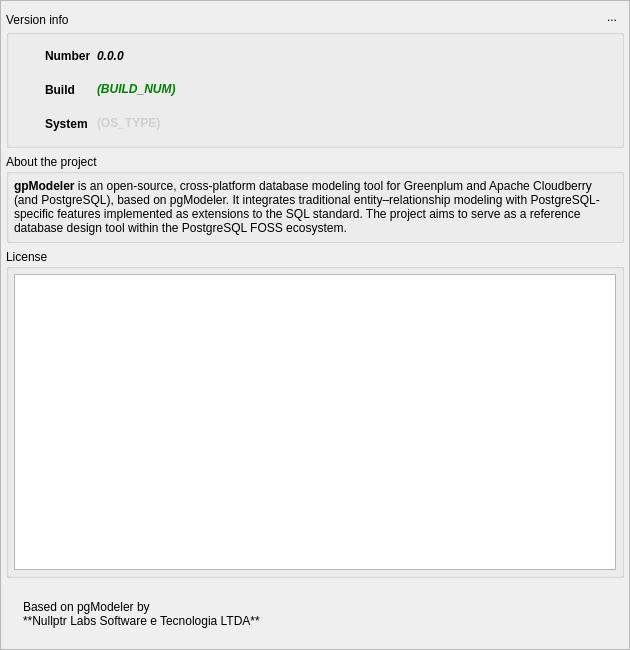
gamesmod/gpmodeler, file libs/libgui/ui/widgets/aboutwidget.ui: the form before one commit.
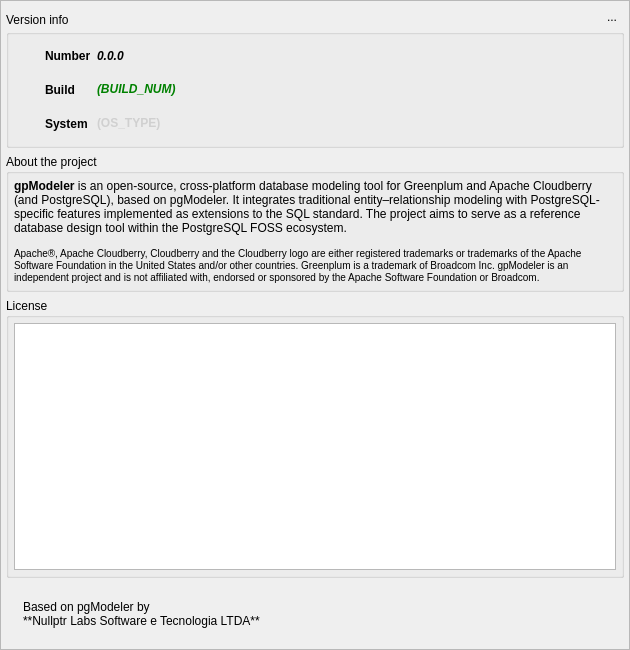
The form after the commit. Icons and pictures are not drawn.

Commit message: feat(ui): оформление по бренд-гайду Apache Cloudberry

Patch:
```diff
--- a/libs/libgui/ui/widgets/aboutwidget.ui
+++ b/libs/libgui/ui/widgets/aboutwidget.ui
@@ -541,7 +541,7 @@
             <enum>QFrame::Shape::NoFrame</enum>
            </property>
            <property name="text">
-            <string>&lt;html&gt;&lt;head/&gt;&lt;body&gt;&lt;p&gt;&lt;span style=&quot; font-weight:700;&quot;&gt;gpModeler &lt;/span&gt;is an open-source, cross-platform database modeling tool for Greenplum and Apache Cloudberry (and PostgreSQL), based on pgModeler. It integrates traditional entity–relationship modeling with PostgreSQL-specific features implemented as extensions to the SQL standard. The project aims to serve as a reference database design tool within the PostgreSQL FOSS ecosystem.&lt;/p&gt;&lt;/body&gt;&lt;/html&gt;</string>
+            <string>&lt;html&gt;&lt;head/&gt;&lt;body&gt;&lt;p&gt;&lt;span style=&quot; font-weight:700;&quot;&gt;gpModeler &lt;/span&gt;is an open-source, cross-platform database modeling tool for Greenplum and Apache Cloudberry (and PostgreSQL), based on pgModeler. It integrates traditional entity–relationship modeling with PostgreSQL-specific features implemented as extensions to the SQL standard. The project aims to serve as a reference database design tool within the PostgreSQL FOSS ecosystem.&lt;/p&gt;&lt;p&gt;&lt;span style=&quot; font-size:small;&quot;&gt;Apache®, Apache Cloudberry, Cloudberry and the Cloudberry logo are either registered trademarks or trademarks of the Apache Software Foundation in the United States and/or other countries. Greenplum is a trademark of Broadcom Inc. gpModeler is an independent project and is not affiliated with, endorsed or sponsored by the Apache Software Foundation or Broadcom.&lt;/span&gt;&lt;/p&gt;&lt;/body&gt;&lt;/html&gt;</string>
            </property>
            <property name="textFormat">
             <enum>Qt::TextFormat::AutoText</enum>
```
The commit also changes 27 other files.
